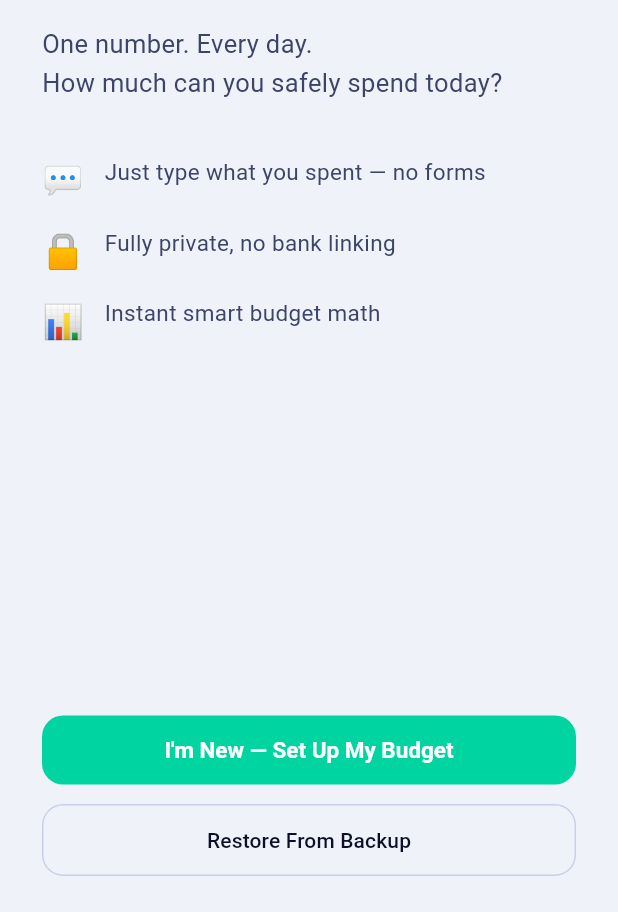
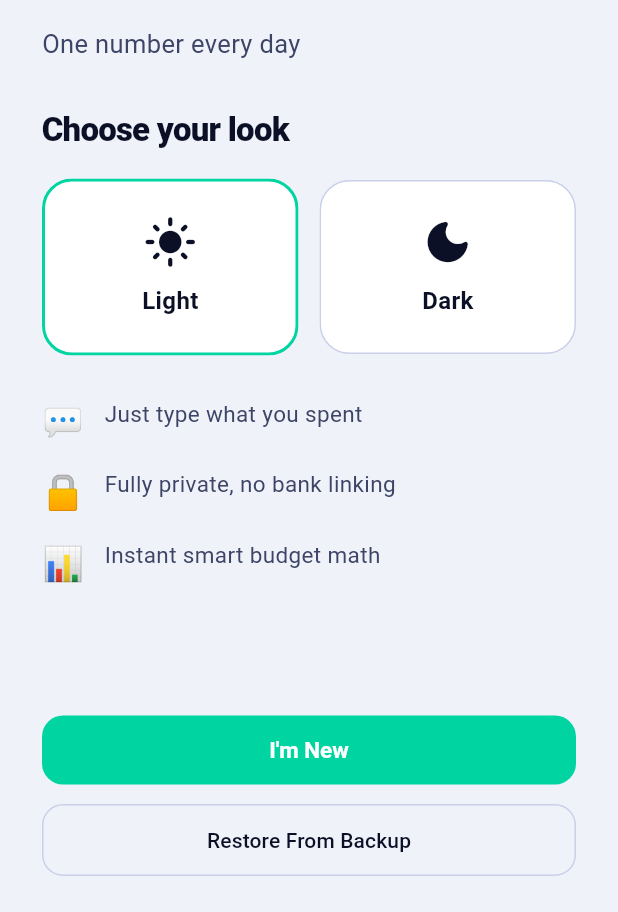
Before and after one commit to abuhussein1504/3ML, a Flutter app: the screen it shows after launch, after a tap on "Light", on a phone screen of 412 x 824 dp, the part 324-1236 px from its top. Run offline on Flutter 3.47's test engine with Material 3 defaults, Android fonts, the phone set to English and light mode, and no system bars; our stand-ins replace file_picker, fl_chart, share_plus, shared_preferences, sqflite; accounts and stored records are empty.

Commit message:
text edit

```diff
--- a/lib/main.dart
+++ b/lib/main.dart
@@ -4,7 +4,6 @@ import 'package:provider/provider.dart';
 import 'app_theme.dart';
 import 'providers/app_provider.dart';
 import 'screens/onboarding/onboarding_screen.dart';
-import 'screens/onboarding/theme_choice_screen.dart';
 import 'screens/main_shell.dart';
 
 void main() async {
@@ -53,9 +52,6 @@ class App3ML extends StatelessWidget {
             builder: (context) {
               if (!provider.isInitialized) {
                 return const _SplashScreen();
-              }
-              if (provider.needsThemeChoice) {
-                return const ThemeChoiceScreen();
               }
               if (!provider.isOnboarded) {
                 return const OnboardingScreen();
--- a/lib/providers/app_provider.dart
+++ b/lib/providers/app_provider.dart
@@ -91,7 +91,7 @@ class AppProvider extends ChangeNotifier {
   bool _showSuggestions = true;
   List<Map<String, dynamic>> _suggestions = [];
   ThemeMode _themeMode = ThemeMode.dark;
-  /// After install, user picks light/dark once before budget setup ([needsThemeChoice]).
+  /// After install, user picks light/dark on the combined welcome screen ([needsThemeChoice]).
   bool _themeFirstChoiceDone = false;
 
   /// Last coach-mode tip shown after an expense; chat mode sends this to `/chat` for continuity.
@@ -174,7 +174,7 @@ class AppProvider extends ChangeNotifier {
     }
   }
 
-  /// First-launch theme gate (see [needsThemeChoice]).
+  /// Persists theme from the welcome screen (see [needsThemeChoice]).
   Future<void> completeThemeSelection(ThemeMode mode) async {
     _themeMode = mode;
     _themeFirstChoiceDone = true;
--- a/lib/screens/onboarding/onboarding_screen.dart
+++ b/lib/screens/onboarding/onboarding_screen.dart
@@ -13,7 +13,10 @@ class OnboardingScreen extends StatelessWidget {
 
   @override
   Widget build(BuildContext context) {
+    return Consumer<AppProvider>(
+      builder: (context, provider, _) {
         final c = context.appColors;
+        final mustPickTheme = provider.needsThemeChoice;
         return Scaffold(
           backgroundColor: c.bgPrimary,
           body: SafeArea(
@@ -21,7 +24,8 @@ class OnboardingScreen extends StatelessWidget {
               builder: (context, constraints) {
                 return SingleChildScrollView(
                   child: ConstrainedBox(
-                constraints: BoxConstraints(minHeight: constraints.maxHeight),
+                    constraints:
+                        BoxConstraints(minHeight: constraints.maxHeight),
                     child: Padding(
                       padding: const EdgeInsets.symmetric(horizontal: 28),
                       child: Column(
@@ -32,7 +36,6 @@ class OnboardingScreen extends StatelessWidget {
                             crossAxisAlignment: CrossAxisAlignment.start,
                             children: [
                               const SizedBox(height: 24),
-                          // Logo
                               Container(
                                 width: 72,
                                 height: 72,
@@ -64,17 +67,67 @@ class OnboardingScreen extends StatelessWidget {
                               ),
                               const SizedBox(height: 16),
                               Text(
-                            'One number. Every day.\nHow much can you safely spend today?',
+                                'One number every day',
                                 style: TextStyle(
                                   fontSize: 17,
                                   color: c.textSecondary,
                                   height: 1.5,
                                 ),
                               ),
-                          const SizedBox(height: 36),
+                              const SizedBox(height: 28),
+                              Text(
+                                'Choose your look',
+                                style: TextStyle(
+                                  fontSize: 22,
+                                  fontWeight: FontWeight.w800,
+                                  color: c.textPrimary,
+                                  letterSpacing: -0.5,
+                                ),
+                              ),
+                              const SizedBox(height: 16),
+                              Row(
+                                children: [
+                                  Expanded(
+                                    child: _ThemeCard(
+                                      label: 'Light',
+                                      icon: Icons.light_mode_rounded,
+                                      selected: !mustPickTheme &&
+                                          provider.themeMode == ThemeMode.light,
+                                      onTap: () => context
+                                          .read<AppProvider>()
+                                          .completeThemeSelection(
+                                              ThemeMode.light),
+                                    ),
+                                  ),
+                                  const SizedBox(width: 14),
+                                  Expanded(
+                                    child: _ThemeCard(
+                                      label: 'Dark',
+                                      icon: Icons.dark_mode_rounded,
+                                      selected: !mustPickTheme &&
+                                          provider.themeMode == ThemeMode.dark,
+                                      onTap: () => context
+                                          .read<AppProvider>()
+                                          .completeThemeSelection(
+                                              ThemeMode.dark),
+                                    ),
+                                  ),
+                                ],
+                              ),
+                              if (mustPickTheme) ...[
+                                const SizedBox(height: 8),
+                                Text(
+                                  'Pick light or dark to continue.',
+                                  style: TextStyle(
+                                    fontSize: 13,
+                                    color: c.textMuted,
+                                    height: 1.3,
+                                  ),
+                                ),
+                              ],
+                              const SizedBox(height: 28),
                               const _FeatureRow(
-                              icon: '💬',
-                              text: 'Just type what you spent — no forms'),
+                                  icon: '💬', text: 'Just type what you spent'),
                               const SizedBox(height: 14),
                               const _FeatureRow(
                                   icon: '🔒',
@@ -92,13 +145,15 @@ class OnboardingScreen extends StatelessWidget {
                                 SizedBox(
                                   width: double.infinity,
                                   child: ElevatedButton(
-                                onPressed: () => Navigator.push(
+                                    onPressed: mustPickTheme
+                                        ? null
+                                        : () => Navigator.push(
                                               context,
                                               MaterialPageRoute(
-                                      builder: (_) => const SetupScreen()),
+                                                  builder: (_) =>
+                                                      const SetupScreen()),
                                             ),
-                                child: const Text(
-                                    "I'm New — Set Up My Budget"),
+                                    child: const Text("I'm New"),
                                   ),
                                 ),
                                 const SizedBox(height: 12),
@@ -108,13 +163,15 @@ class OnboardingScreen extends StatelessWidget {
                                     style: OutlinedButton.styleFrom(
                                       foregroundColor: c.textPrimary,
                                       side: BorderSide(color: c.border),
-                                  padding:
-                                      const EdgeInsets.symmetric(vertical: 14),
+                                      padding: const EdgeInsets.symmetric(
+                                          vertical: 14),
                                       shape: RoundedRectangleBorder(
                                         borderRadius: BorderRadius.circular(14),
                                       ),
                                     ),
-                                onPressed: () => _restoreData(context),
+                                    onPressed: mustPickTheme
+                                        ? null
+                                        : () => _restoreData(context),
                                     child: const Text('Restore From Backup'),
                                   ),
                                 ),
@@ -129,6 +186,8 @@ class OnboardingScreen extends StatelessWidget {
               },
             ),
           ),
+        );
+      },
     );
   }
 
@@ -177,6 +236,58 @@ class OnboardingScreen extends StatelessWidget {
   }
 }
 
+class _ThemeCard extends StatelessWidget {
+  final String label;
+  final IconData icon;
+  final bool selected;
+  final VoidCallback onTap;
+
+  const _ThemeCard({
+    required this.label,
+    required this.icon,
+    required this.selected,
+    required this.onTap,
+  });
+
+  @override
+  Widget build(BuildContext context) {
+    final c = context.appColors;
+    return Material(
+      color: Colors.transparent,
+      child: InkWell(
+        onTap: onTap,
+        borderRadius: BorderRadius.circular(20),
+        child: Ink(
+          padding: const EdgeInsets.symmetric(vertical: 22),
+          decoration: BoxDecoration(
+            color: c.bgCard,
+            borderRadius: BorderRadius.circular(20),
+            border: Border.all(
+              color: selected ? AppTheme.primary : c.border,
+              width: selected ? 2 : 1,
+            ),
+          ),
+          child: Column(
+            mainAxisSize: MainAxisSize.min,
+            children: [
+              Icon(icon, size: 36, color: c.textPrimary),
+              const SizedBox(height: 10),
+              Text(
+                label,
+                style: TextStyle(
+                  color: c.textPrimary,
+                  fontSize: 16,
+                  fontWeight: FontWeight.w700,
+                ),
+              ),
+            ],
+          ),
+        ),
+      ),
+    );
+  }
+}
+
 class _FeatureRow extends StatelessWidget {
   final String icon;
   final String text;
--- a/lib/screens/onboarding/theme_choice_screen.dart
+++ /dev/null
@@ -1,146 +0,0 @@
-import 'package:flutter/material.dart';
-import 'package:provider/provider.dart';
-import '../../app_theme.dart';
-import '../../providers/app_provider.dart';
-
-/// Shown once on first install so the user picks light or dark before budget onboarding.
-class ThemeChoiceScreen extends StatelessWidget {
-  const ThemeChoiceScreen({super.key});
-
-  @override
-  Widget build(BuildContext context) {
-    final c = context.appColors;
-    return Scaffold(
-      backgroundColor: c.bgPrimary,
-      body: SafeArea(
-        child: LayoutBuilder(
-          builder: (context, constraints) {
-            return SingleChildScrollView(
-              child: ConstrainedBox(
-                constraints: BoxConstraints(minHeight: constraints.maxHeight),
-                child: Padding(
-                  padding: const EdgeInsets.symmetric(horizontal: 28),
-                  child: Column(
-                    crossAxisAlignment: CrossAxisAlignment.start,
-                    mainAxisAlignment: MainAxisAlignment.center,
-                    children: [
-                      const SizedBox(height: 24),
-                      Container(
-                        width: 64,
-                        height: 64,
-                        decoration: BoxDecoration(
-                          gradient: AppTheme.primaryGradient,
-                          borderRadius: BorderRadius.circular(18),
-                        ),
-                        alignment: Alignment.center,
-                        child: const Text(
-                          '3ML',
-                          style: TextStyle(
-                            fontSize: 20,
-                            fontWeight: FontWeight.w900,
-                            color: Colors.white,
-                          ),
-                        ),
-                      ),
-                      const SizedBox(height: 28),
-                      Text(
-                        'Choose your look',
-                        style: TextStyle(
-                          fontSize: 32,
-                          fontWeight: FontWeight.w900,
-                          color: c.textPrimary,
-                          letterSpacing: -1,
-                        ),
-                      ),
-                      const SizedBox(height: 12),
-                      Text(
-                        'You can change this anytime in Settings.',
-                        style: TextStyle(
-                          fontSize: 16,
-                          color: c.textSecondary,
-                          height: 1.45,
-                        ),
-                      ),
-                      const SizedBox(height: 40),
-                      Row(
-                        children: [
-                          Expanded(
-                            child: _ThemeCard(
-                              label: 'Light',
-                              icon: Icons.light_mode_rounded,
-                              onTap: () => context
-                                  .read<AppProvider>()
-                                  .completeThemeSelection(ThemeMode.light),
-                            ),
-                          ),
-                          const SizedBox(width: 14),
-                          Expanded(
-                            child: _ThemeCard(
-                              label: 'Dark',
-                              icon: Icons.dark_mode_rounded,
-                              onTap: () => context
-                                  .read<AppProvider>()
-                                  .completeThemeSelection(ThemeMode.dark),
-                            ),
-                          ),
-                        ],
-                      ),
-                      const SizedBox(height: 32),
-                    ],
-                  ),
-                ),
-              ),
-            );
-          },
-        ),
-      ),
-    );
-  }
-}
-
-class _ThemeCard extends StatelessWidget {
-  final String label;
-  final IconData icon;
-  final VoidCallback onTap;
-
-  const _ThemeCard({
-    required this.label,
-    required this.icon,
-    required this.onTap,
-  });
-
-  @override
-  Widget build(BuildContext context) {
-    final c = context.appColors;
-    return Material(
-      color: Colors.transparent,
-      child: InkWell(
-        onTap: onTap,
-        borderRadius: BorderRadius.circular(20),
-        child: Ink(
-          padding: const EdgeInsets.symmetric(vertical: 28),
-          decoration: BoxDecoration(
-            color: c.bgCard,
-            borderRadius: BorderRadius.circular(20),
-            border: Border.all(color: c.border),
-          ),
-          child: Column(
-            mainAxisSize: MainAxisSize.min,
-            children: [
-              Icon(icon, size: 40, color: c.textPrimary),
-              const SizedBox(height: 12),
-              Text(
-                label,
-                style: TextStyle(
-                  color: c.textPrimary,
-                  fontSize: 17,
-                  fontWeight: FontWeight.w700,
-                ),
-              ),
-            ],
-          ),
-        ),
-      ),
-    );
-  }
-}
```
Also changed, not shown: lib/screens/onboarding/setup_screen.dart (+63 -74 lines). Lines whose indentation alone changed are shown as unchanged.
